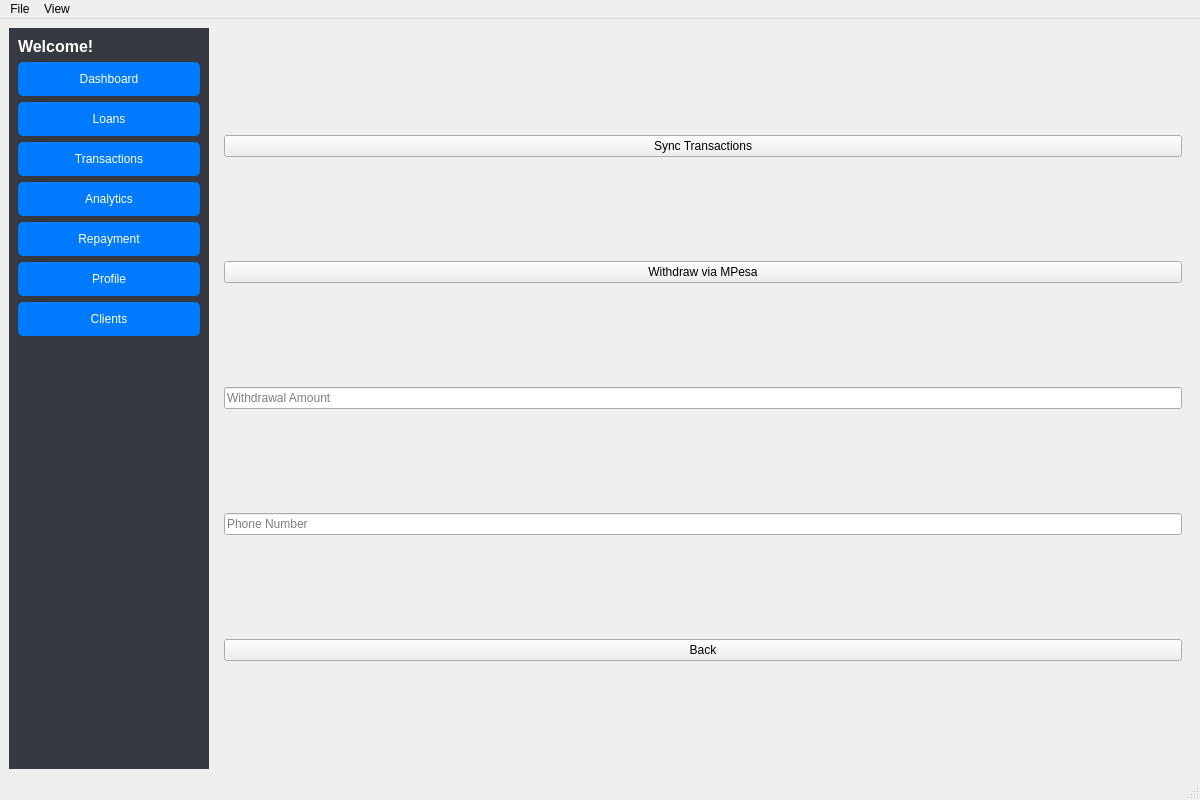
Old version of the form ui/main_window.ui in the repository WabukoWabuko/microfinance_manager.
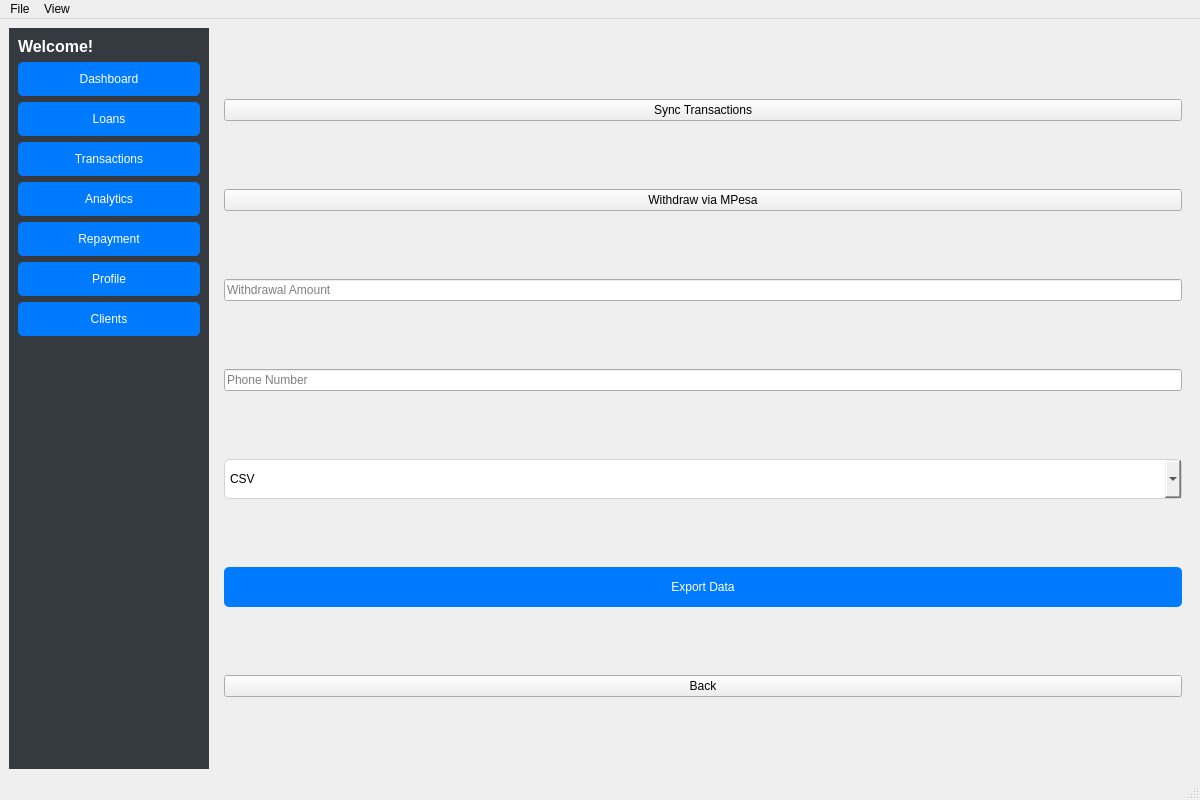
New version of the form. The open tabs and pages were chosen to show the change.

Commit message: Yeeted that export_button error into oblivion, restored export vibes in transactions tab, kept client management slaying 😎

What changed in the file:
```diff
--- a/ui/main_window.ui
+++ b/ui/main_window.ui
@@ -249,6 +249,45 @@
           </property>
          </widget>
         </item>
+        <item>
+         <widget class="QComboBox" name="export_format_combo">
+          <property name="minimumSize">
+           <size>
+            <width>300</width>
+            <height>40</height>
+           </size>
+          </property>
+          <property name="styleSheet">
+           <string>border: 1px solid #CED4DA; border-radius: 5px; padding: 5px;</string>
+          </property>
+          <item>
+           <property name="text">
+            <string>CSV</string>
+           </property>
+          </item>
+          <item>
+           <property name="text">
+            <string>PDF</string>
+           </property>
+          </item>
+         </widget>
+        </item>
+        <item>
+         <widget class="QPushButton" name="export_button">
+          <property name="minimumSize">
+           <size>
+            <width>300</width>
+            <height>40</height>
+           </size>
+          </property>
+          <property name="text">
+           <string>Export Data</string>
+          </property>
+          <property name="styleSheet">
+           <string>background: #007BFF; color: #FFFFFF; border-radius: 5px; padding: 5px;</string>
+          </property>
+         </widget>
+        </item>
         <item>
          <widget class="QPushButton" name="back_button_transactions">
           <property name="text">
```
The commit also changes 2 other files.
